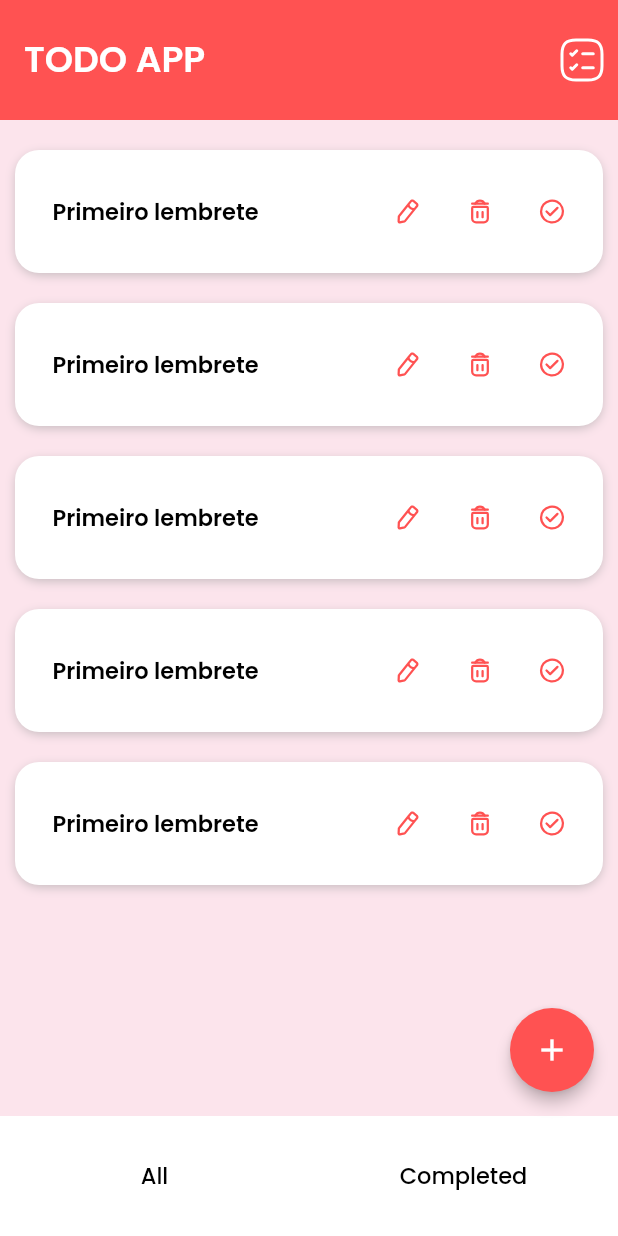
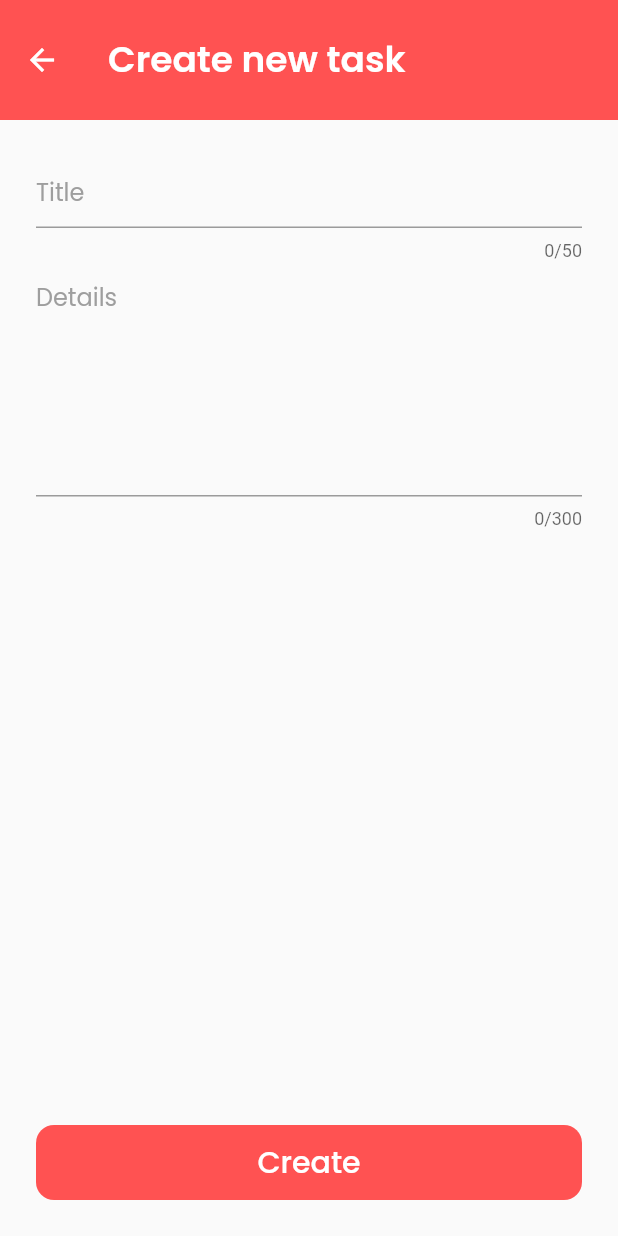
Before and after one commit to natimello/to-do-app, a Flutter app: the screen it shows after launch, after a tap on "Completed", on a phone screen of 412 x 824 dp. Run offline on Flutter 3.47's test engine with Material 2 defaults, Android fonts, the phone set to English and light mode, and no system bars; our stand-ins replace flutter_svg, google_fonts.

Commit message:
create view criada

```diff
--- a/lib/home/presenter/home_module.dart
+++ b/lib/home/presenter/home_module.dart
@@ -0,0 +1,9 @@
+class Task {
+  final String? title;
+  final String? detail;
+
+  Task({
+    required this.title,
+    required this.detail,
+  });
+}
--- a/lib/home/presenter/home_view.dart
+++ b/lib/home/presenter/home_view.dart
@@ -1,6 +1,7 @@
 import 'package:flutter/material.dart';
 import 'package:google_fonts/google_fonts.dart';
 import 'package:to_do_app/home/presenter/widgets/box_widget.dart';
+import 'package:to_do_app/tasks/presenter/create_task/create_task_view.dart';
 import 'package:to_do_app/widgets/app_bar.dart';
 import 'package:flutter_svg/flutter_svg.dart';
 
@@ -75,7 +76,13 @@ class _HomeViewState extends State<HomeView> {
                     return Colors.transparent;
                   },
                 )),
-                onPressed: () {},
+                onPressed: () {
+                  Navigator.push(
+                    context,
+                    MaterialPageRoute(
+                        builder: (context) => const CreateTaskView()),
+                  );
+                },
                 child: Text('Completed',
                     style: GoogleFonts.poppins(
                       color: Colors.black,
--- /dev/null
+++ b/lib/tasks/presenter/create_task/create_task_view.dart
@@ -0,0 +1,35 @@
+import 'package:flutter/material.dart';
+import 'package:google_fonts/google_fonts.dart';
+import 'package:to_do_app/widgets/app_bar.dart';
+import 'package:to_do_app/widgets/form.dart';
+
+class CreateTaskView extends StatelessWidget {
+  const CreateTaskView({super.key});
+
+  @override
+  Widget build(BuildContext context) {
+    return Scaffold(
+      appBar: const AppBarWidget(title: 'Create new task'),
+      body: Padding(padding: const EdgeInsets.all(24), child: FormWidget(),),
+      bottomNavigationBar: Padding(
+        padding: const EdgeInsets.all(24),
+        child: ElevatedButton(
+          style: ElevatedButton.styleFrom(
+            backgroundColor: Colors.redAccent,
+            padding: const EdgeInsets.symmetric(vertical: 10),
+            elevation: 0,
+            shape: RoundedRectangleBorder(
+              borderRadius: BorderRadius.circular(12), // <-- Radius
+            ),
+          ),
+          onPressed: () {},
+          child: Text(
+            'Create',
+            style:
+                GoogleFonts.poppins(fontWeight: FontWeight.w500, fontSize: 20),
+          ),
+        ),
+      ),
+    );
+  }
+}
--- /dev/null
+++ b/lib/widgets/form.dart
@@ -0,0 +1,41 @@
+import 'package:flutter/material.dart';
+import 'package:google_fonts/google_fonts.dart';
+
+class FormWidget  extends StatelessWidget {
+  FormWidget({super.key});
+
+  late FocusNode _focusNode = FocusNode();
+
+  @override
+  Widget build(BuildContext context) {
+    return Column(
+      children: [
+        TextFormField(
+          maxLength: 50,
+          cursorColor: Colors.redAccent,
+          decoration: InputDecoration(
+            hintText: 'Title',
+            hintStyle: GoogleFonts.poppins(color: Colors.grey),
+            focusedBorder: const UnderlineInputBorder(
+              borderSide: BorderSide(color: Colors.redAccent), // Cor da borda quando o campo está em foco
+            ),
+
+          ),
+        ),
+        TextFormField(
+            maxLength: 300,
+            maxLines: 7,
+            cursorColor: Colors.redAccent,
+            decoration: InputDecoration(
+              hintText: 'Details',
+              hintStyle: GoogleFonts.poppins(color: Colors.grey),
+              focusedBorder: const UnderlineInputBorder(
+                borderSide: BorderSide(color: Colors.redAccent), // Cor da borda quando o campo está em foco
+              )
+            ),
+          ),
+
+      ],
+    );
+  }
+}
--- a/pubspec.yaml
+++ b/pubspec.yaml
@@ -37,6 +37,7 @@ dependencies:
   cupertino_icons: ^1.0.2
   google_fonts: ^6.1.0
   flutter_svg: ^2.0.9
+  flutter_modular: ^6.3.2
 
 dev_dependencies:
   flutter_test:
```
Also changed, not shown: lib/tasks/presenter/create_task/create_task_module.dart (added), lib/tasks/presenter/edit_task/edit_task_module.dart (added), lib/tasks/presenter/edit_task/edit_task_view.dart (added), pubspec.lock.
